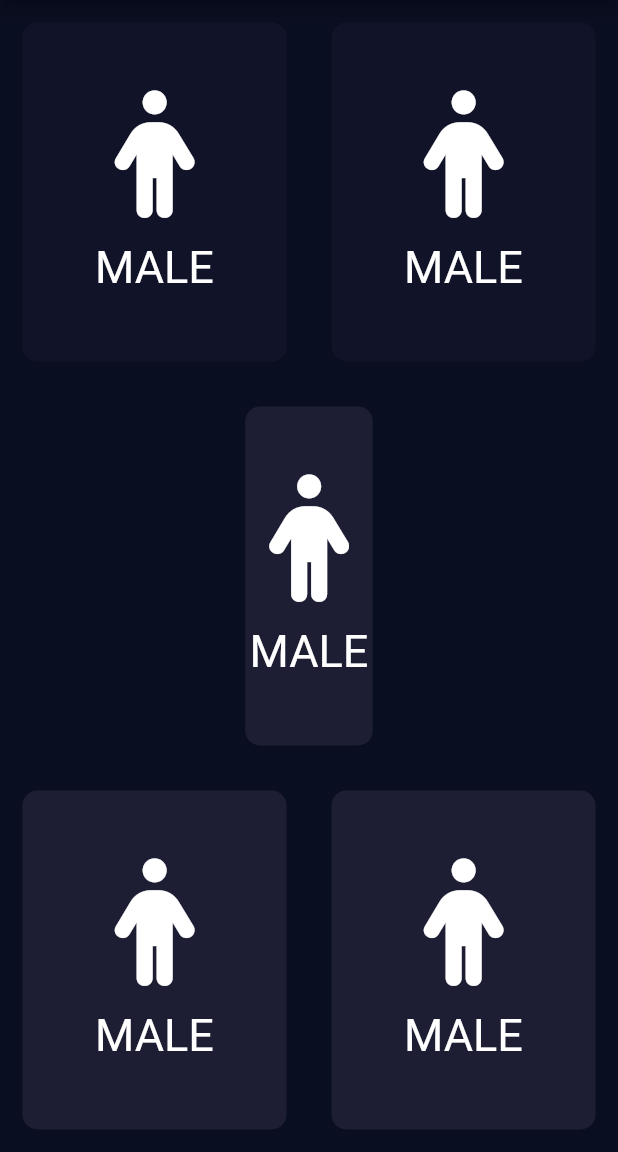
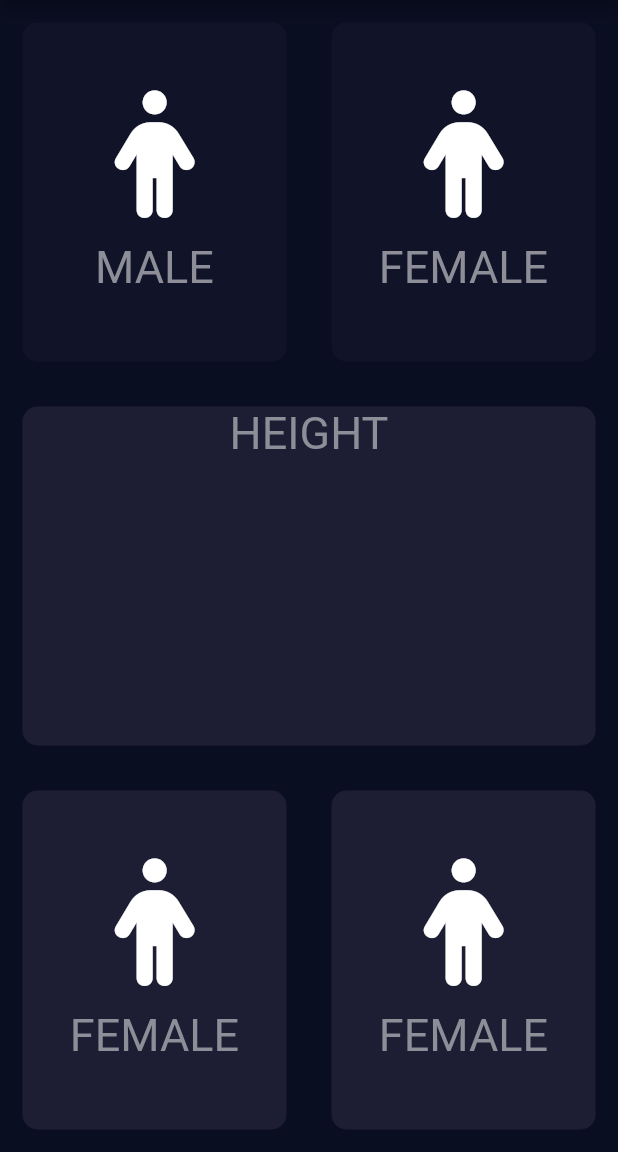
Before and after one commit to QaisSherazi/FA19-BCS-054, a Flutter app: the screen it shows after launch, on a phone screen of 412 x 824 dp, the part 84-1236 px from its top. Run offline on Flutter 3.47's test engine with Material 2 defaults, Android fonts, the phone set to English and light mode, and no system bars; our stand-ins replace font_awesome_flutter, rflutter_alert.

Commit message:
ConstantFile for Constants

```diff
--- /dev/null
+++ b/bmi_calculator/lib/constantfile.dart
@@ -0,0 +1,8 @@
+import 'package:flutter/material.dart';
+
+const activecolor= Color(0xFF1D1E33);
+const deactivecolor= Color(0xFF111328);
+const klabel= TextStyle(
+fontSize: 30.0,
+color: Color(0xFF8D8E98)
+);
--- a/bmi_calculator/lib/icontextfile.dart
+++ b/bmi_calculator/lib/icontextfile.dart
@@ -1,6 +1,7 @@
+import 'package:bmi_calculator/constantfile.dart';
 import 'package:flutter/material.dart';
 import 'package:font_awesome_flutter/font_awesome_flutter.dart';
-
+import 'constantfile.dart';
 class RepeatTextandIconWidget extends StatelessWidget {
   RepeatTextandIconWidget({@required this.iconData,this.label});
   final IconData iconData;
@@ -18,9 +19,9 @@ class RepeatTextandIconWidget extends StatelessWidget {
         SizedBox(
           height: 15.0,
         ),
-        Text('MALE', style: TextStyle(
-          fontSize: 30.0,
-        ),
+        Text(
+          label,
+          style: klabel,
         )],
     );
   }
--- a/bmi_calculator/lib/input_page.dart
+++ b/bmi_calculator/lib/input_page.dart
@@ -1,10 +1,10 @@
+import 'package:bmi_calculator/constantfile.dart';
 import 'package:flutter/cupertino.dart';
 import 'package:flutter/material.dart';
 import 'package:font_awesome_flutter/font_awesome_flutter.dart';
 import 'icontextfile.dart';
 import 'containerfile.dart';
-const activecolor= Color(0xFF1D1E33);
-const deactivecolor= Color(0xFF111328);
+import 'constantfile.dart';
 enum Gender{
   male,
   female,
@@ -23,6 +23,7 @@ class _InputPagestate extends State<InputPage> {
         title: Text('BMI Calculator'),
       ),
       body: Column(
+        crossAxisAlignment: CrossAxisAlignment.stretch,
         children: <Widget>[
           Expanded(child: Row(
             children: [
@@ -61,10 +62,11 @@ class _InputPagestate extends State<InputPage> {
           ),
           Expanded(child: RepeatContainerCode(
             colors: Color((0xFF1D1E33)),
-            cardWidget: RepeatTextandIconWidget(
-              iconData:FontAwesomeIcons.female,
-              label: 'FEMALE',
-            ),
+           cardWidget: Column(
+             children: [
+               Text('HEIGHT',style: klabel,),
+             ],
+           ),
           ),
           ),
           Expanded(child: Row(
```
